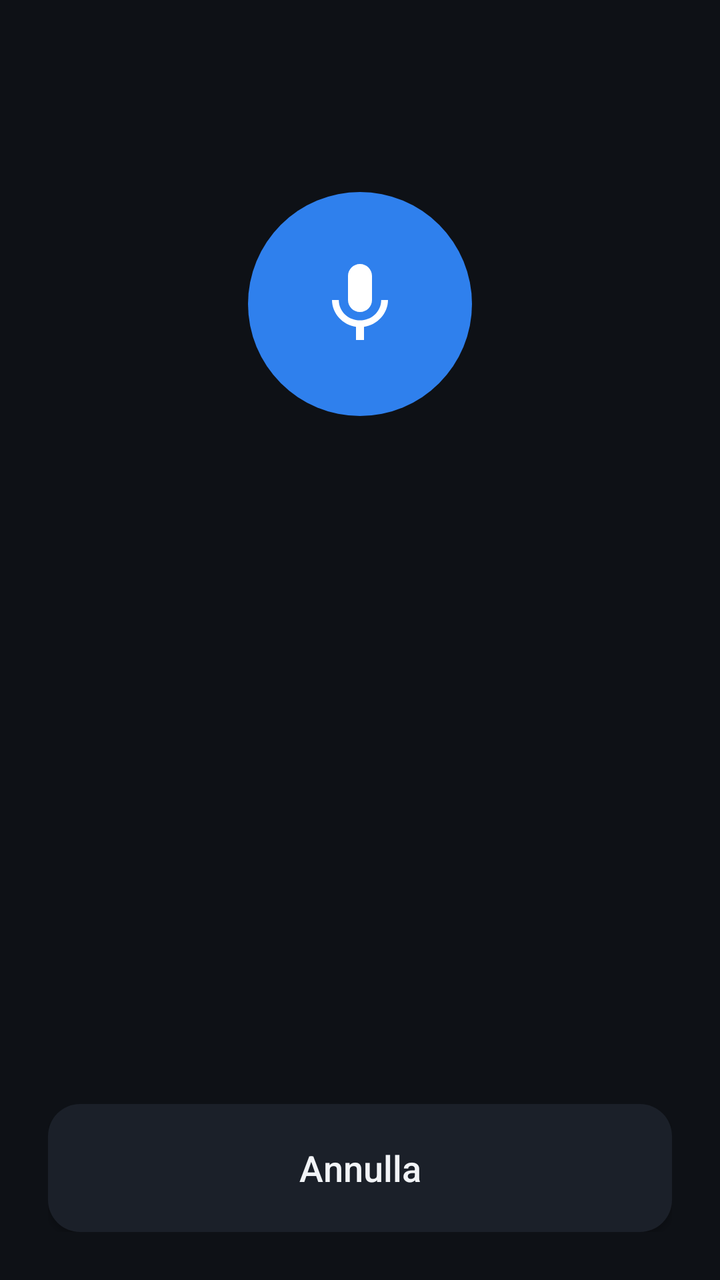
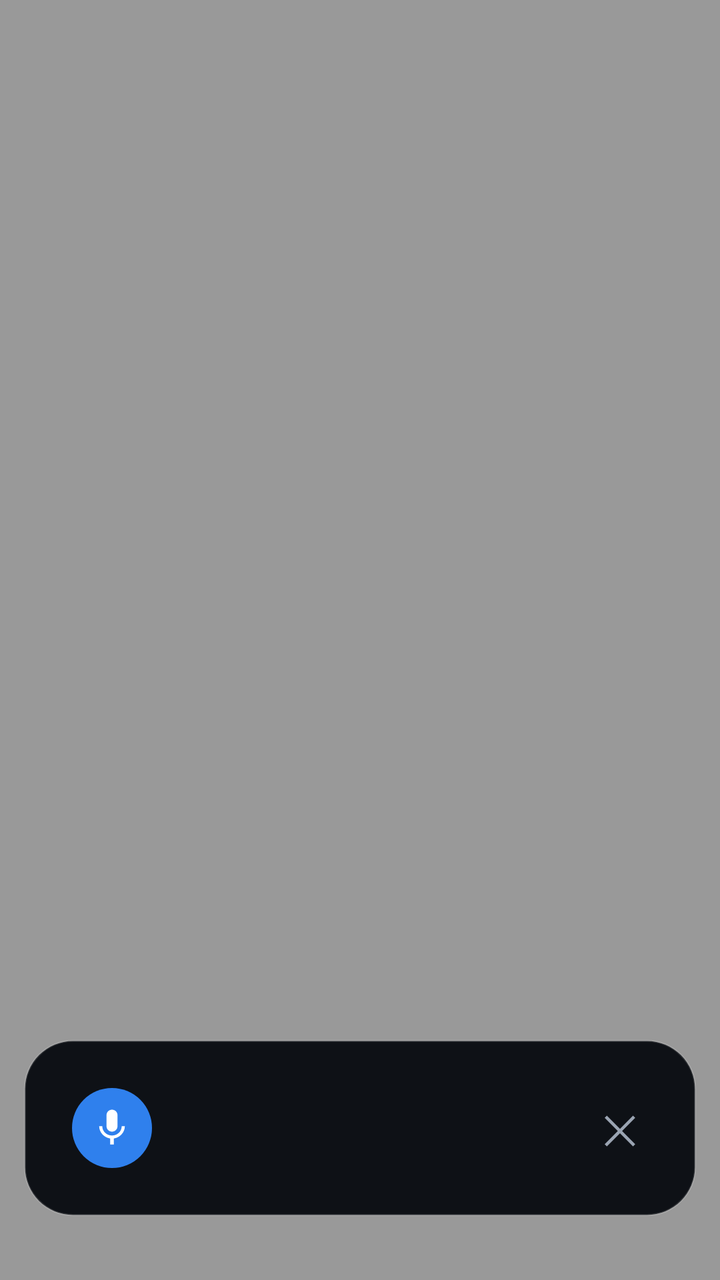

An Android layout rendered at two revisions. The XML below is the earlier revision; the diff shows what the commit changed to produce the second picture.
<!-- AndroidManifest.xml: activity theme Theme.Assistente.Overlay -->
<!-- res/layout/activity_assistant.xml -->
<?xml version="1.0" encoding="utf-8"?>
<LinearLayout xmlns:android="http://schemas.android.com/apk/res/android"
    android:layout_width="match_parent"
    android:layout_height="match_parent"
    android:background="@color/bg"
    android:fitsSystemWindows="true"
    android:gravity="center_horizontal"
    android:orientation="vertical"
    android:padding="24dp">

    
    <FrameLayout
        android:layout_width="160dp"
        android:layout_height="160dp"
        android:layout_marginTop="48dp">

        <View
            android:id="@+id/circle"
            android:layout_width="112dp"
            android:layout_height="112dp"
            android:layout_gravity="center"
            android:background="@drawable/circle"
            android:backgroundTint="@color/listening" />

        <ImageView
            android:layout_width="48dp"
            android:layout_height="48dp"
            android:layout_gravity="center"
            android:importantForAccessibility="no"
            android:src="@drawable/ic_mic" />
    </FrameLayout>

    <TextView
        android:id="@+id/message"
        android:layout_width="match_parent"
        android:layout_height="wrap_content"
        android:layout_marginTop="20dp"
        android:gravity="center"
        android:textColor="@color/text_dim"
        android:textSize="18sp" />

    
    <TextView
        android:id="@+id/transcript"
        android:layout_width="match_parent"
        android:layout_height="wrap_content"
        android:layout_marginTop="20dp"
        android:gravity="center"
        android:minHeight="80dp"
        android:textColor="@color/text"
        android:textSize="30sp"
        android:textStyle="bold" />

    <ScrollView
        android:layout_width="match_parent"
        android:layout_height="0dp"
        android:layout_weight="1">

        <LinearLayout
            android:id="@+id/options"
            android:layout_width="match_parent"
            android:layout_height="wrap_content"
            android:orientation="vertical" />
    </ScrollView>

    <Button
        android:id="@+id/cancel"
        android:layout_width="match_parent"
        android:layout_height="64dp"
        android:layout_marginTop="12dp"
        android:background="@drawable/option_bg"
        android:text="Annulla"
        android:textAllCaps="false"
        android:textColor="@color/text"
        android:textSize="18sp" />
</LinearLayout>
<!-- resources referenced by this layout -->
<resources>
  <color name="bg">#FF0E1116</color>
  <color name="listening">#FF2F80ED</color>
  <color name="text">#FFF2F4F7</color>
  <color name="text_dim">#FF9AA4B2</color>
  <!-- drawable circle (drawable) -->
  <shape xmlns:android="http://schemas.android.com/apk/res/android" android:shape="oval">
      <solid android:color="#FFFFFFFF" />
  </shape>
  <!-- drawable ic_mic (drawable) -->
  <vector xmlns:android="http://schemas.android.com/apk/res/android"
      android:width="24dp" android:height="24dp"
      android:viewportWidth="24" android:viewportHeight="24">
      <path android:fillColor="#FFFFFFFF"
          android:pathData="M12,14c1.66,0 3,-1.34 3,-3V5c0,-1.66 -1.34,-3 -3,-3S9,3.34 9,5v6C9,12.66 10.34,14 12,14zM17.3,11c0,3 -2.54,5.1 -5.3,5.1S6.7,14 6.7,11H5c0,3.41 2.72,6.23 6,6.72V21h2v-3.28c3.28,-0.48 6,-3.3 6,-6.72H17.3z" />
  </vector>
  <!-- drawable option_bg (drawable) -->
  <ripple xmlns:android="http://schemas.android.com/apk/res/android" android:color="#33FFFFFF">
      <item>
          <shape android:shape="rectangle">
              <solid android:color="@color/surface" />
              <corners android:radius="16dp" />
          </shape>
      </item>
  </ripple>
  <style name="Theme.Assistente.Overlay">
          <item name="android:windowAnimationStyle">@android:style/Animation.Dialog</item>
      </style>
  <color name="surface">#FF1B2029</color>
</resources>

<!-- the commit's change to res/layout/activity_assistant.xml (unified diff, before → after) -->
@@ -1,76 +1,101 @@
+<?xml version="1.0" encoding="utf-8"?>
+<FrameLayout xmlns:android="http://schemas.android.com/apk/res/android"
+    android:id="@+id/backdrop"
+    android:layout_width="match_parent"
+    android:layout_height="match_parent"
+    android:background="#66000000"
+    android:fitsSystemWindows="true">
+
+    <include
+        layout="@layout/assistant_card"
+        android:layout_width="match_parent"
+        android:layout_height="wrap_content"
+        android:layout_gravity="bottom"
+        android:layout_marginStart="12dp"
+        android:layout_marginEnd="12dp"
+        android:layout_marginBottom="32dp" />
+</FrameLayout>
+<!-- res/layout/assistant_card.xml (included above) -->
 <?xml version="1.0" encoding="utf-8"?>
 <LinearLayout xmlns:android="http://schemas.android.com/apk/res/android"
+    android:id="@+id/card"
     android:layout_width="match_parent"
-    android:layout_height="match_parent"
-    android:background="@color/bg"
-    android:fitsSystemWindows="true"
-    android:gravity="center_horizontal"
+    android:layout_height="wrap_content"
+    android:background="@drawable/card_bg"
+    android:clickable="true"
+    android:elevation="12dp"
     android:orientation="vertical"
-    android:padding="24dp">
+    android:padding="16dp">
 
-    
-    <FrameLayout
-        android:layout_width="160dp"
-        android:layout_height="160dp"
-        android:layout_marginTop="48dp">
-
-        <View
-            android:id="@+id/circle"
-            android:layout_width="112dp"
-            android:layout_height="112dp"
-            android:layout_gravity="center"
-            android:background="@drawable/circle"
-            android:backgroundTint="@color/listening" />
-
-        <ImageView
-            android:layout_width="48dp"
-            android:layout_height="48dp"
-            android:layout_gravity="center"
-            android:importantForAccessibility="no"
-            android:src="@drawable/ic_mic" />
-    </FrameLayout>
-
-    <TextView
-        android:id="@+id/message"
+    <LinearLayout
         android:layout_width="match_parent"
         android:layout_height="wrap_content"
-        android:layout_marginTop="20dp"
-        android:gravity="center"
-        android:textColor="@color/text_dim"
-        android:textSize="18sp" />
+        android:gravity="center_vertical"
+        android:orientation="horizontal">
 
-    
-    <TextView
-        android:id="@+id/transcript"
+        <FrameLayout
+            android:layout_width="56dp"
+            android:layout_height="56dp">
+
+            <View
+                android:id="@+id/circle"
+                android:layout_width="40dp"
+                android:layout_height="40dp"
+                android:layout_gravity="center"
+                android:background="@drawable/circle"
+                android:backgroundTint="@color/listening" />
+
+            <ImageView
+                android:layout_width="22dp"
+                android:layout_height="22dp"
+                android:layout_gravity="center"
+                android:importantForAccessibility="no"
+                android:src="@drawable/ic_mic" />
+        </FrameLayout>
+
+        <LinearLayout
+            android:layout_width="0dp"
+            android:layout_height="wrap_content"
+            android:layout_marginStart="12dp"
+            android:layout_weight="1"
+            android:orientation="vertical">
+
+            <TextView
+                android:id="@+id/message"
+                android:layout_width="match_parent"
+                android:layout_height="wrap_content"
+                android:textColor="@color/text_dim"
+                android:textSize="14sp" />
+
+            
+            <TextView
+                android:id="@+id/transcript"
+                android:layout_width="match_parent"
+                android:layout_height="wrap_content"
+                android:layout_marginTop="2dp"
+                android:textColor="@color/text"
+                android:textSize="22sp"
+                android:textStyle="bold" />
+        </LinearLayout>
+
+        <TextView
+            android:id="@+id/cancel"
+            android:layout_width="44dp"
+            android:layout_height="44dp"
+            android:layout_marginStart="8dp"
+            android:background="?android:attr/selectableItemBackgroundBorderless"
+            android:contentDescription="Annulla"
+            android:gravity="center"
+            android:text="✕"
+            android:textColor="@color/text_dim"
+            android:textSize="20sp" />
+    </LinearLayout>
+
+    <LinearLayout
+        android:id="@+id/options"
         android:layout_width="match_parent"
         android:layout_height="wrap_content"
-        android:layout_marginTop="20dp"
-        android:gravity="center"
-        android:minHeight="80dp"
-        android:textColor="@color/text"
-        android:textSize="30sp"
-        android:textStyle="bold" />
-
-    <ScrollView
-        android:layout_width="match_parent"
-        android:layout_height="0dp"
-        android:layout_weight="1">
-
-        <LinearLayout
-            android:id="@+id/options"
-            android:layout_width="match_parent"
-            android:layout_height="wrap_content"
-            android:orientation="vertical" />
-    </ScrollView>
-
-    <Button
-        android:id="@+id/cancel"
-        android:layout_width="match_parent"
-        android:layout_height="64dp"
-        android:layout_marginTop="12dp"
-        android:background="@drawable/option_bg"
-        android:text="Annulla"
-        android:textAllCaps="false"
-        android:textColor="@color/text"
-        android:textSize="18sp" />
+        android:layout_marginTop="4dp"
+        android:orientation="vertical"
+        android:visibility="gone" />
 </LinearLayout>
<!-- resource entries referenced after the edit -->
@@ -4,6 +4,12 @@
   <color name="listening">#FF2F80ED</color>
   <color name="text">#FFF2F4F7</color>
   <color name="text_dim">#FF9AA4B2</color>
+  <!-- drawable card_bg (drawable) -->
+  <shape xmlns:android="http://schemas.android.com/apk/res/android" android:shape="rectangle">
+      <solid android:color="@color/bg" />
+      <corners android:radius="24dp" />
+      <stroke android:width="1dp" android:color="#22FFFFFF" />
+  </shape>
   <!-- drawable circle (drawable) -->
   <shape xmlns:android="http://schemas.android.com/apk/res/android" android:shape="oval">
       <solid android:color="#FFFFFFFF" />
@@ -15,18 +21,13 @@
       <path android:fillColor="#FFFFFFFF"
           android:pathData="M12,14c1.66,0 3,-1.34 3,-3V5c0,-1.66 -1.34,-3 -3,-3S9,3.34 9,5v6C9,12.66 10.34,14 12,14zM17.3,11c0,3 -2.54,5.1 -5.3,5.1S6.7,14 6.7,11H5c0,3.41 2.72,6.23 6,6.72V21h2v-3.28c3.28,-0.48 6,-3.3 6,-6.72H17.3z" />
   </vector>
-  <!-- drawable option_bg (drawable) -->
-  <ripple xmlns:android="http://schemas.android.com/apk/res/android" android:color="#33FFFFFF">
-      <item>
-          <shape android:shape="rectangle">
-              <solid android:color="@color/surface" />
-              <corners android:radius="16dp" />
-          </shape>
-      </item>
-  </ripple>
   <style name="Theme.Assistente.Overlay">
-          <item name="android:windowAnimationStyle">@android:style/Animation.Dialog</item>
+          <item name="android:windowIsTranslucent">true</item>
+          <item name="android:windowBackground">@android:color/transparent</item>
+          <item name="android:windowAnimationStyle">@android:style/Animation.InputMethod</item>
+          <item name="android:statusBarColor">@android:color/transparent</item>
+          <item name="android:navigationBarColor">@android:color/transparent</item>
+          <item name="android:backgroundDimEnabled">false</item>
       </style>
-  <color name="surface">#FF1B2029</color>
 </resources>
 
